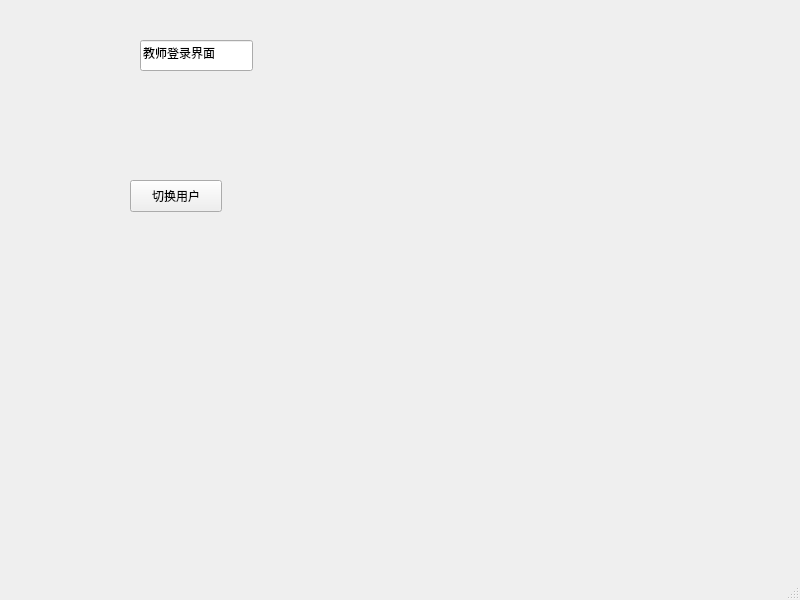
Old version of the form Mutual_Evaluation-Client/teacher/tc_mainwindow.ui in the repository yypEudora/MutualEvaluation.
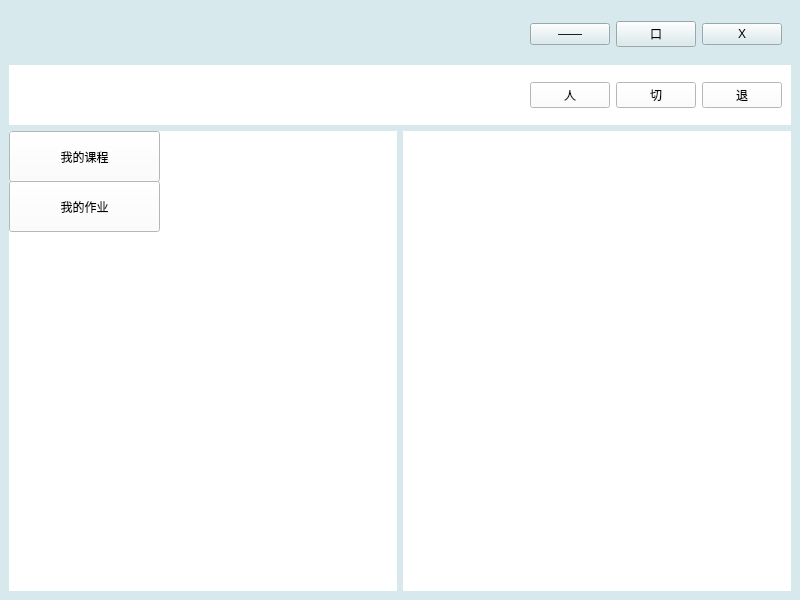
New version of the form.

Patch:
```diff
--- a/Mutual_Evaluation-Client/teacher/tc_mainwindow.ui
+++ b/Mutual_Evaluation-Client/teacher/tc_mainwindow.ui
@@ -13,45 +13,148 @@
   <property name="windowTitle">
    <string>MainWindow</string>
   </property>
+  <property name="styleSheet">
+   <string notr="true">background:rgb(215, 233, 237);</string>
+  </property>
   <widget class="QWidget" name="centralwidget">
-   <widget class="QLineEdit" name="lineEdit">
-    <property name="geometry">
-     <rect>
-      <x>140</x>
-      <y>40</y>
-      <width>113</width>
-      <height>31</height>
-     </rect>
-    </property>
-    <property name="text">
-     <string>教师登录界面</string>
-    </property>
-   </widget>
-   <widget class="QPushButton" name="change_user_btn">
-    <property name="geometry">
-     <rect>
-      <x>130</x>
-      <y>180</y>
-      <width>92</width>
-      <height>32</height>
-     </rect>
-    </property>
-    <property name="text">
-     <string>切换用户</string>
-    </property>
-   </widget>
+   <layout class="QGridLayout" name="gridLayout">
+    <item row="0" column="0" colspan="2">
+     <widget class="QWidget" name="title_widget" native="true">
+      <property name="maximumSize">
+       <size>
+        <width>16777215</width>
+        <height>50</height>
+       </size>
+      </property>
+      <layout class="QHBoxLayout" name="horizontalLayout_2">
+       <item>
+        <spacer name="horizontalSpacer_2">
+         <property name="orientation">
+          <enum>Qt::Horizontal</enum>
+         </property>
+         <property name="sizeHint" stdset="0">
+          <size>
+           <width>40</width>
+           <height>20</height>
+          </size>
+         </property>
+        </spacer>
+       </item>
+       <item>
+        <widget class="QPushButton" name="hide_btn">
+         <property name="text">
+          <string>——</string>
+         </property>
+        </widget>
+       </item>
+       <item>
+        <widget class="QPushButton" name="min_max_btn">
+         <property name="text">
+          <string>口</string>
+         </property>
+        </widget>
+       </item>
+       <item>
+        <widget class="QPushButton" name="close_btn">
+         <property name="text">
+          <string>X</string>
+         </property>
+        </widget>
+       </item>
+      </layout>
+     </widget>
+    </item>
+    <item row="1" column="0" colspan="2">
+     <widget class="QWidget" name="widget" native="true">
+      <property name="maximumSize">
+       <size>
+        <width>16777215</width>
+        <height>60</height>
+       </size>
+      </property>
+      <property name="styleSheet">
+       <string notr="true">background:rgb(255, 255, 255)</string>
+      </property>
+      <layout class="QHBoxLayout" name="horizontalLayout">
+       <item>
+        <spacer name="horizontalSpacer">
+         <property name="orientation">
+          <enum>Qt::Horizontal</enum>
+         </property>
+         <property name="sizeHint" stdset="0">
+          <size>
+           <width>40</width>
+           <height>20</height>
+          </size>
+         </property>
+        </spacer>
+       </item>
+       <item>
+        <widget class="QPushButton" name="tc_info_list_btn">
+         <property name="text">
+          <string>人</string>
+         </property>
+        </widget>
+       </item>
+       <item>
+        <widget class="QPushButton" name="change_user_btn">
+         <property name="text">
+          <string>切</string>
+         </property>
+        </widget>
+       </item>
+       <item>
+        <widget class="QPushButton" name="tc_exit_btn">
+         <property name="text">
+          <string>退</string>
+         </property>
+        </widget>
+       </item>
+      </layout>
+     </widget>
+    </item>
+    <item row="2" column="0">
+     <widget class="QWidget" name="tool_page" native="true">
+      <property name="styleSheet">
+       <string notr="true">background:rgb(255, 255, 255)</string>
+      </property>
+      <widget class="QPushButton" name="tc_class_btn">
+       <property name="geometry">
+        <rect>
+         <x>0</x>
+         <y>0</y>
+         <width>151</width>
+         <height>51</height>
+        </rect>
+       </property>
+       <property name="text">
+        <string>我的课程</string>
+       </property>
+      </widget>
+      <widget class="QPushButton" name="tc_task_btn">
+       <property name="geometry">
+        <rect>
+         <x>0</x>
+         <y>50</y>
+         <width>151</width>
+         <height>51</height>
+        </rect>
+       </property>
+       <property name="text">
+        <string>我的作业</string>
+       </property>
+      </widget>
+     </widget>
+    </item>
+    <item row="2" column="1">
+     <widget class="QWidget" name="main_page" native="true">
+      <property name="styleSheet">
+       <string notr="true">background:rgb(255, 255, 255)</string>
+      </property>
+     </widget>
+    </item>
+   </layout>
   </widget>
-  <widget class="QMenuBar" name="menubar">
-   <property name="geometry">
-    <rect>
-     <x>0</x>
-     <y>0</y>
-     <width>800</width>
-     <height>28</height>
-    </rect>
-   </property>
-  </widget>
-  <widget class="QStatusBar" name="statusbar"/>
  </widget>
  <resources/>
  <connections/>
```
Left out of the diff: 4 changed lines with no effect on the pictures.
